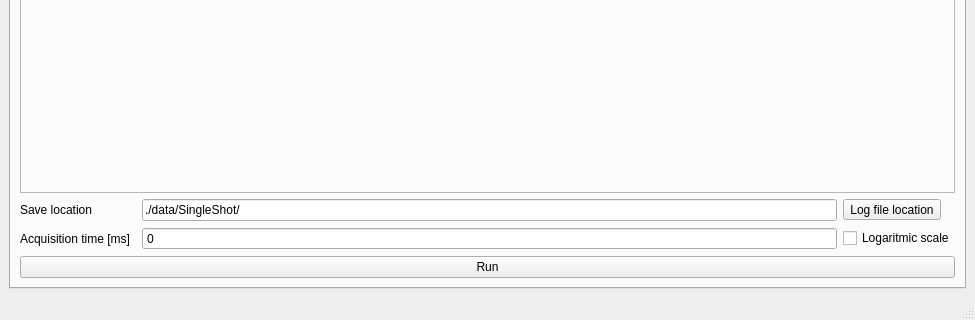
SuroWka-Roch/WojSur_Masters_Deg, file pc_side/gui_module/counter.ui: the form before one commit; both pictures show x 0 to 975 and y 342 to 662 of the 975 by 662 pixel window.
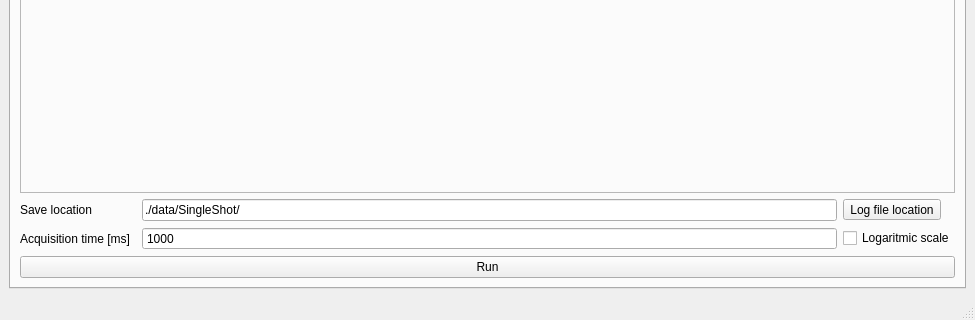
The form after the commit. The open tabs and pages were chosen to show the change.

Diff of the .ui file:
```diff
--- a/pc_side/gui_module/counter.ui
+++ b/pc_side/gui_module/counter.ui
@@ -541,6 +541,15 @@
             <property name="buttonSymbols">
              <enum>QAbstractSpinBox::NoButtons</enum>
             </property>
+            <property name="minimum">
+             <number>1</number>
+            </property>
+            <property name="maximum">
+             <number>1000000</number>
+            </property>
+            <property name="value">
+             <number>1000</number>
+            </property>
            </widget>
           </item>
           <item row="7" column="0" colspan="4">
```
Left out of the diff: 4 changed lines with no effect on the pictures.
